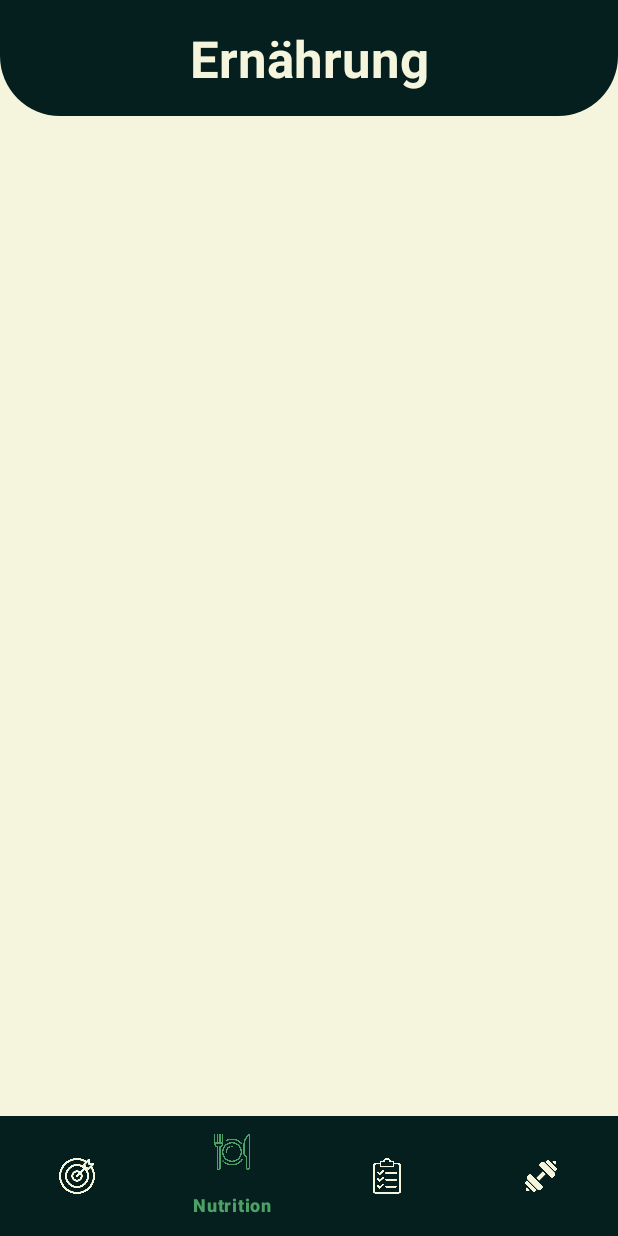
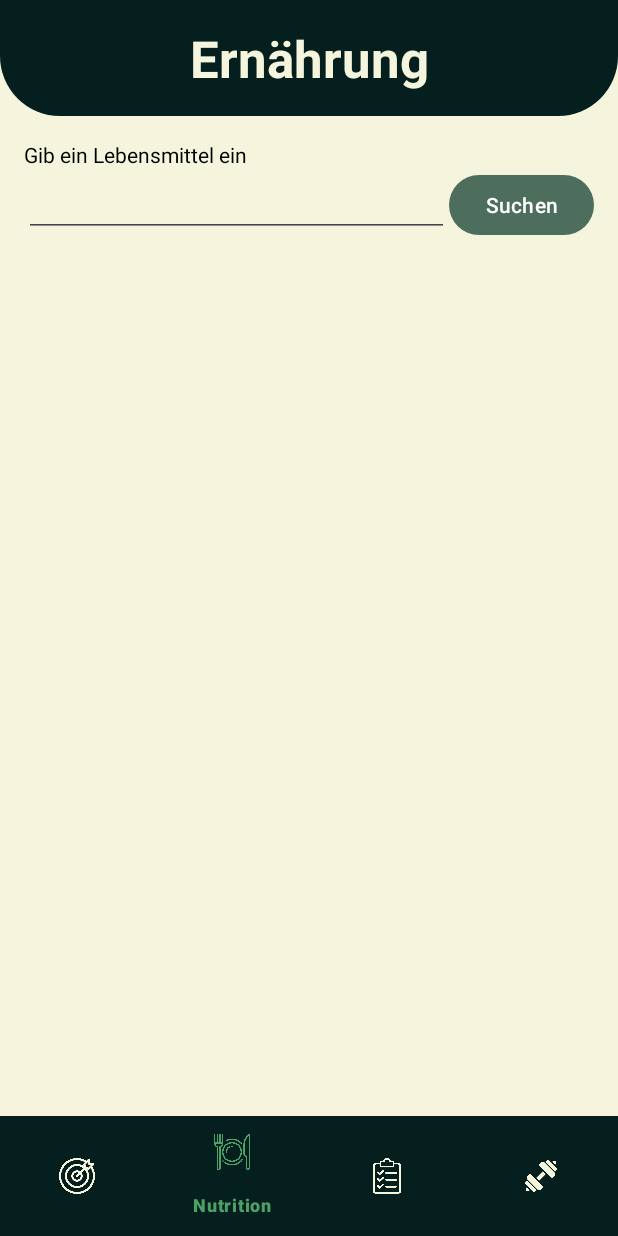
Before and after one commit to philippsnr/Fitness-Tracker, an Android app: the screen it shows after launch (MainActivity), item 2 of the bottom bar chosen, on a phone screen of 412 x 824 dp. Run offline under Robolectric (Android 15) with nearby library versions, the phone set to English and light mode, and no system bars; libraries missing offline, so code that uses them is left out: com.github.mikephil.charting; 2 statements that could not run were skipped.

Commit message:
create Api Call for Nutrition Tab

```diff
--- a/app/build.gradle.kts
+++ b/app/build.gradle.kts
@@ -37,8 +37,12 @@ dependencies {
     implementation(libs.material)
     implementation(libs.activity)
     implementation(libs.constraintlayout)
+    implementation(libs.firebase.crashlytics.buildtools)
     testImplementation(libs.junit)
     androidTestImplementation(libs.ext.junit)
     androidTestImplementation(libs.espresso.core)
     implementation("com.github.PhilJay:MPAndroidChart:v3.1.0")
+    implementation (libs.jackson.databind)
+    implementation (libs.jackson.databind)
+    implementation (libs.jackson.annotations)
 }
--- a/app/src/main/java/com/example/fitnesstracker/ui/nutrition/NutritionFragment.java
+++ b/app/src/main/java/com/example/fitnesstracker/ui/nutrition/NutritionFragment.java
@@ -3,10 +3,13 @@ import android.os.Bundle;
 import android.view.LayoutInflater;
 import android.view.View;
 import android.view.ViewGroup;
+import android.widget.Button;
+import android.widget.EditText;
 
 import androidx.fragment.app.Fragment;
 
 import com.example.fitnesstracker.R;
+import com.example.fitnesstracker.ui.nutrition.CallOpenFoodFactsApi;
 
 public class NutritionFragment extends Fragment {
 
@@ -16,6 +19,17 @@ public class NutritionFragment extends Fragment {
         // Layout für das Fragment laden
         View view = inflater.inflate(R.layout.fragment_nutrition, container, false);
 
+        EditText nutritionNameInput = view.findViewById(R.id.nutritionNameInput);
+        Button searchButton = view.findViewById(R.id.btnSearch);
+        searchButton.setOnClickListener(v -> showNutritionNamesFromOFFApi(nutritionNameInput));
+
         return view;
     }
+
+    public void showNutritionNamesFromOFFApi(EditText nutritionNameInput) {
+        if ( nutritionNameInput != null ) {
+            CallOpenFoodFactsApi apiCall = new CallOpenFoodFactsApi();
+            apiCall.callOpenFoodFactsApiForNutritionNames(nutritionNameInput);
+        }
+    }
 }
--- a/app/src/main/res/layout/fragment_nutrition.xml
+++ b/app/src/main/res/layout/fragment_nutrition.xml
@@ -21,13 +21,40 @@
         android:layout_height="match_parent"
         android:fillViewport="true">
 
+
         <LinearLayout
             android:layout_width="match_parent"
             android:layout_height="wrap_content"
             android:padding="16dp"
             android:orientation="vertical">
 
-            <!-- Nutrition Tab Content hier -->
+            <TextView
+                android:id="@+id/textView3"
+                android:layout_width="match_parent"
+                android:layout_height="wrap_content"
+                android:text="@string/putInYourNutrition" />
+
+            <LinearLayout
+                android:layout_width="match_parent"
+                android:layout_height="430dp"
+                android:orientation="horizontal">
+
+                <EditText
+                    android:id="@+id/nutritionNameInput"
+                    android:layout_width="wrap_content"
+                    android:layout_height="wrap_content"
+                    android:layout_weight="1"
+                    android:ems="10"
+                    android:inputType="text"
+                    android:text="" />
+
+                <Button
+                    android:id="@+id/btnSearch"
+                    android:layout_width="26dp"
+                    android:layout_height="wrap_content"
+                    android:layout_weight="1"
+                    android:text="@string/search" />
+            </LinearLayout>
 
         </LinearLayout>
     </ScrollView>
--- /dev/null
+++ b/app/src/main/res/values/stringNutritionTab.xml
@@ -0,0 +1,6 @@
+<?xml version="1.0" encoding="utf-8"?>
+<resources>
+    <string name="putInYourNutrition">Gib ein Lebensmittel ein</string>
+    <string name="nutrition">Lebensmittel</string>
+    <string name="search">Suchen</string>
+</resources>
--- a/gradle/libs.versions.toml
+++ b/gradle/libs.versions.toml
@@ -1,5 +1,6 @@
 [versions]
 agp = "8.8.2"
+jacksonDatabind = "2.15.0"
 junit = "4.13.2"
 junitVersion = "1.1.5"
 espressoCore = "3.5.1"
@@ -7,8 +8,11 @@ appcompat = "1.6.1"
 material = "1.10.0"
 activity = "1.8.0"
 constraintlayout = "2.1.4"
+firebaseCrashlyticsBuildtools = "3.0.3"
 
 [libraries]
+jackson-annotations = { module = "com.fasterxml.jackson.core:jackson-annotations", version.ref = "jacksonDatabind" }
+jackson-databind = { module = "com.fasterxml.jackson.core:jackson-databind", version.ref = "jacksonDatabind" }
 junit = { group = "junit", name = "junit", version.ref = "junit" }
 ext-junit = { group = "androidx.test.ext", name = "junit", version.ref = "junitVersion" }
 espresso-core = { group = "androidx.test.espresso", name = "espresso-core", version.ref = "espressoCore" }
@@ -16,6 +20,7 @@ appcompat = { group = "androidx.appcompat", name = "appcompat", version.ref = "a
 material = { group = "com.google.android.material", name = "material", version.ref = "material" }
 activity = { group = "androidx.activity", name = "activity", version.ref = "activity" }
 constraintlayout = { group = "androidx.constraintlayout", name = "constraintlayout", version.ref = "constraintlayout" }
+firebase-crashlytics-buildtools = { group = "com.google.firebase", name = "firebase-crashlytics-buildtools", version.ref = "firebaseCrashlyticsBuildtools" }
 
 [plugins]
 android-application = { id = "com.android.application", version.ref = "agp" }
```
Also changed, not shown: app/src/main/java/com/example/fitnesstracker/model/OpenFoodFactsResponseModel.java (added, +19 -0 lines), app/src/main/java/com/example/fitnesstracker/ui/nutrition/CallOpenFoodFactsApi.java (added, +71 -0 lines).
